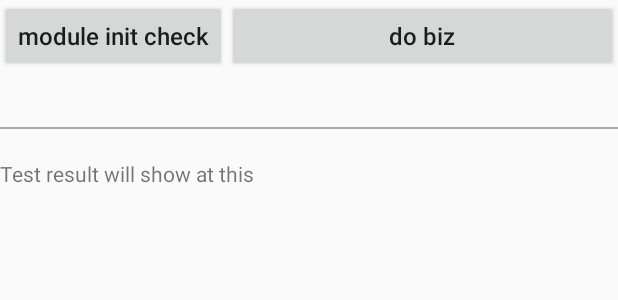
After one commit to bridgewwater/android-ndk-temple, an Android app: the layout activity_copy.xml on its own in the app's theme, with its tools: preview values and no code run, on a phone screen of 412 x 824 dp. The commit adds this screen. Shown: the top 300 px of the screen. Run offline under Robolectric (Android 15) with nearby library versions, the phone set to English and light mode, and no system bars.

Commit message:
feat: add CopyActivity for fast coding

```diff
--- a/demo/src/main/java/com/sinlov/temp/android/AbstractTemplateTestActivity.java
+++ b/demo/src/main/java/com/sinlov/temp/android/AbstractTemplateTestActivity.java
@@ -26,6 +26,8 @@ public abstract class AbstractTemplateTestActivity extends AppCompatActivity
         implements TempActivityAction, TempClickAction,
         TempHandlerAction, TempBundleAction, TempKeyboardAction, TempToastAction {
 
+    protected String TAG;
+
     /**
      * Activity 回调集合
      */
@@ -34,6 +36,7 @@ public abstract class AbstractTemplateTestActivity extends AppCompatActivity
     @Override
     protected void onCreate(Bundle savedInstanceState) {
         super.onCreate(savedInstanceState);
+        TAG = this.getClass().getSimpleName();
         initActivity();
         initData(savedInstanceState);
     }
--- /dev/null
+++ b/demo/src/main/res/layout/activity_copy.xml
@@ -0,0 +1,62 @@
+<?xml version="1.0" encoding="utf-8"?>
+<ScrollView xmlns:android="http://schemas.android.com/apk/res/android"
+    xmlns:tools="http://schemas.android.com/tools"
+    android:layout_width="match_parent"
+    android:layout_height="match_parent"
+    android:orientation="vertical"
+    tools:context=".CopyActivity">
+
+    <LinearLayout
+        android:layout_width="match_parent"
+        android:layout_height="wrap_content"
+        android:orientation="vertical">
+
+        <GridLayout
+            android:layout_width="match_parent"
+            android:layout_height="wrap_content"
+            android:columnCount="4"
+            android:orientation="horizontal"
+            android:rowCount="6">
+
+            <Button
+                android:id="@+id/btn_init_check"
+                style="@style/Sinlov.Button.Menu"
+                android:layout_columnSpan="2"
+                android:layout_gravity="fill"
+                android:text="module init check" />
+
+            <Button
+                android:id="@+id/btn_biz"
+                style="@style/Sinlov.Button.Menu"
+                android:layout_columnSpan="2"
+                android:layout_gravity="fill"
+                android:text="do biz" />
+
+        </GridLayout>
+
+        <TextView
+            android:id="@+id/tv_info"
+            android:layout_width="match_parent"
+            android:layout_height="wrap_content"
+            android:layout_marginTop="@dimen/activity_vertical_margin"
+            android:textIsSelectable="true"
+            android:textSize="12sp" />
+
+        <View
+            android:layout_width="match_parent"
+            android:layout_height="1dp"
+            android:layout_marginTop="4dp"
+            android:layout_marginBottom="4dp"
+            android:background="@android:color/darker_gray" />
+
+
+        <TextView
+            android:id="@+id/tv_result"
+            android:layout_width="match_parent"
+            android:layout_height="wrap_content"
+            android:layout_marginTop="@dimen/activity_vertical_margin"
+            android:text="Test result will show at this"
+            android:textIsSelectable="true" />
+    </LinearLayout>
+
+</ScrollView>
```
Also changed, not shown: demo/src/main/java/com/sinlov/android/ndkmodule/demo/CopyActivity.java (added, +59 -0 lines).
